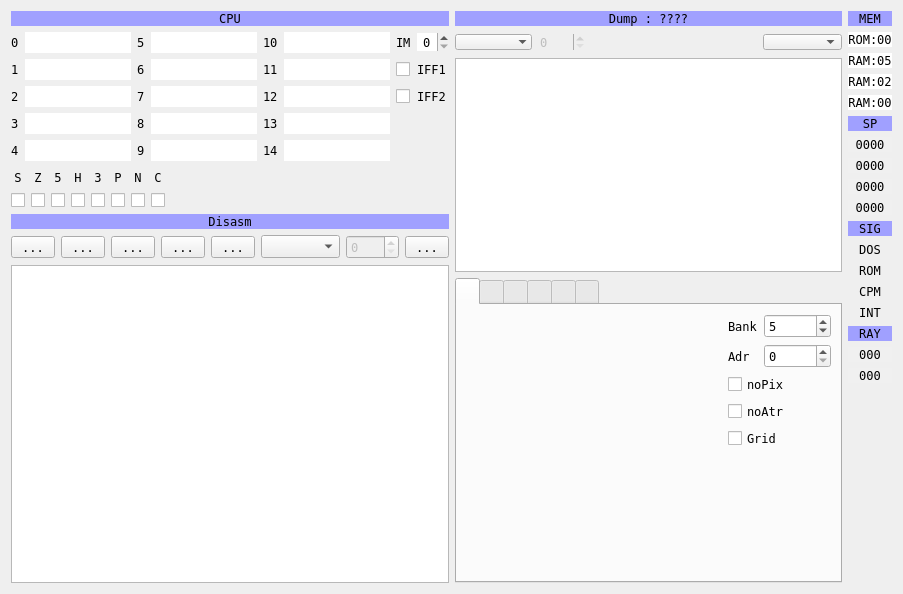
This is ui/debuger.ui in samstyle/Xpeccy as Qt 5 draws it before an edit. The edited form follows.
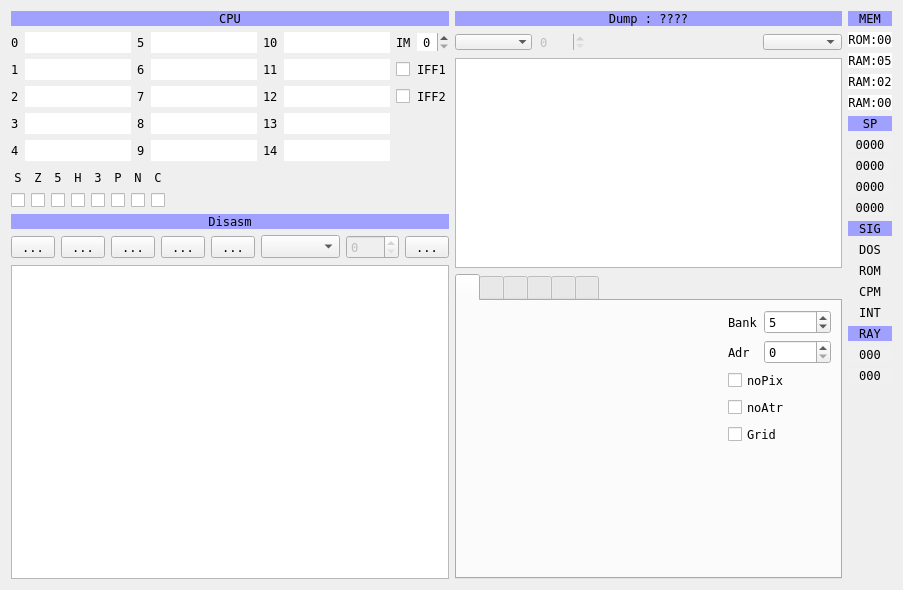
This is the edited form. Icons and pictures are not drawn. Custom widgets are drawn as their Qt base class.

The edit to the form file:
```diff
--- a/ui/debuger.ui
+++ b/ui/debuger.ui
@@ -10,7 +10,7 @@
     <x>0</x>
     <y>0</y>
     <width>813</width>
-    <height>594</height>
+    <height>590</height>
    </rect>
   </property>
   <property name="font">
```
Left out of the diff: 8 changed lines with no effect on the pictures.
